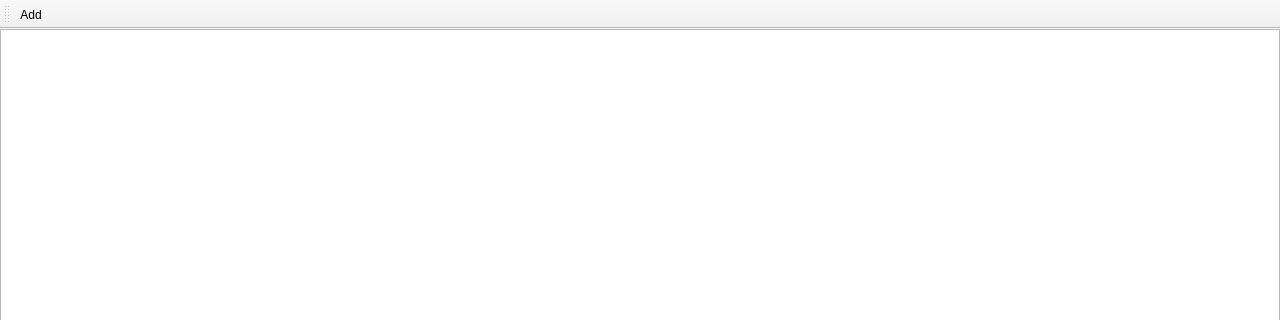
This is mainwindow.ui in kik4444/simple-process-tracker as Qt 5 draws it before an edit; both pictures show x 0 to 1280 and y 0 to 320 of the 1280 by 720 pixel window. The edited form follows.
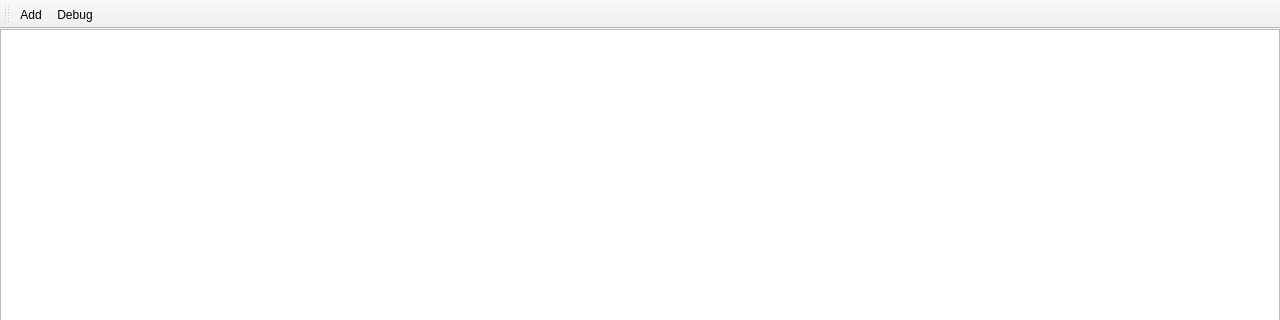
This is the edited form. Icons and pictures are not drawn.

```diff
--- a/mainwindow.ui
+++ b/mainwindow.ui
@@ -61,6 +61,7 @@
     <bool>false</bool>
    </attribute>
    <addaction name="actionAdd"/>
+   <addaction name="actionDebug"/>
   </widget>
   <action name="actionAdd">
    <property name="icon">
@@ -75,6 +76,11 @@
     <string>&lt;html&gt;&lt;head/&gt;&lt;body&gt;&lt;p&gt;Add new process to track&lt;/p&gt;&lt;/body&gt;&lt;/html&gt;</string>
    </property>
   </action>
+  <action name="actionDebug">
+   <property name="text">
+    <string>Debug</string>
+   </property>
+  </action>
  </widget>
  <resources>
   <include location="resources.qrc"/>
```
